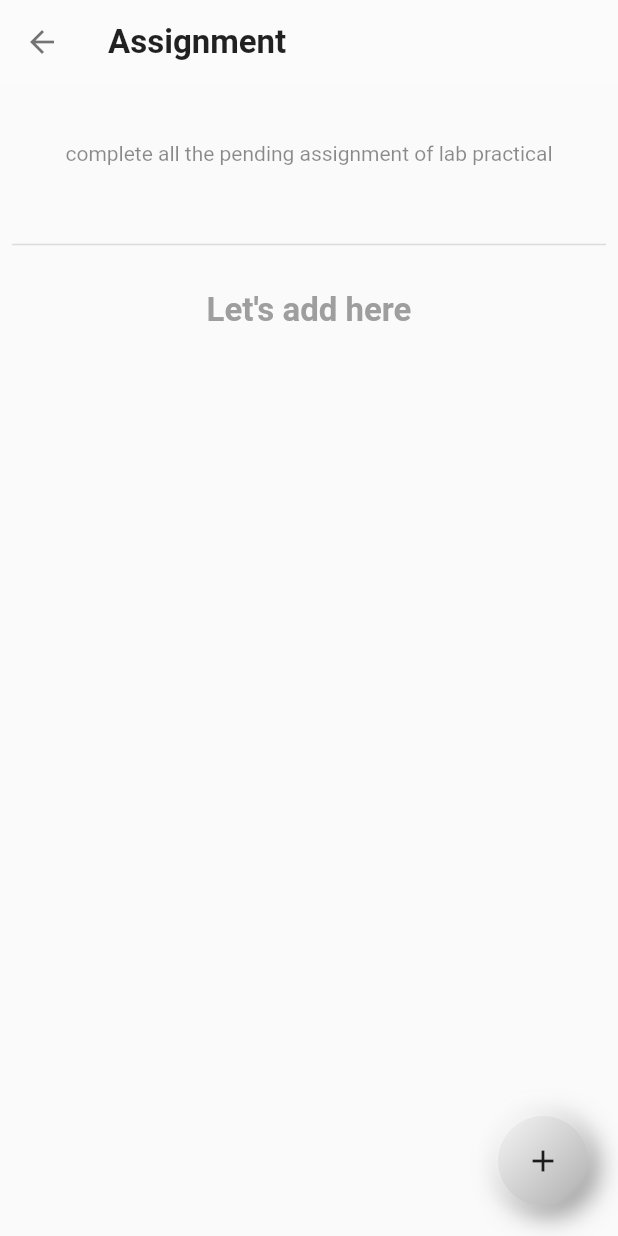
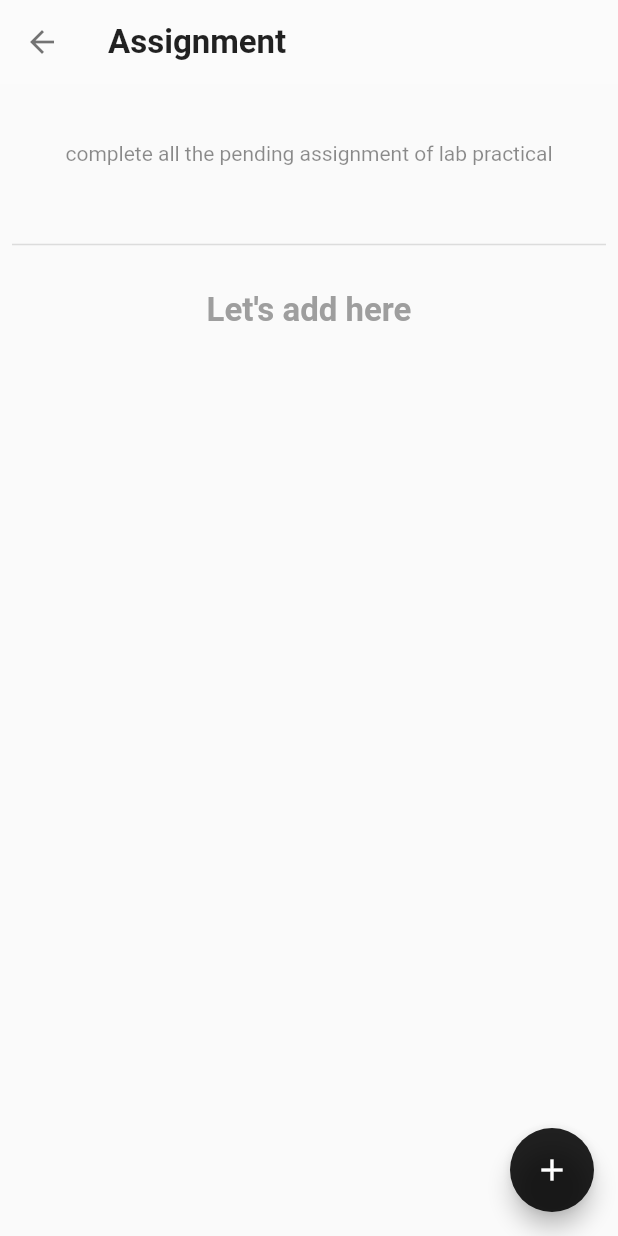
Before and after one commit to SaileshVerma/to-do-app, a Flutter app: the screen it shows after launch, after a tap on the "delete outline" icon, after a tap on "Assignment", on a phone screen of 412 x 824 dp. Run offline on Flutter 3.47's test engine with Material 2 defaults, Android fonts, the phone set to English and light mode, and no system bars; missing offline and left inert: dart:ffi.

```diff
--- a/lib/screens/homePageScreen.dart
+++ b/lib/screens/homePageScreen.dart
@@ -1,6 +1,5 @@
 import 'package:flutter/material.dart';
 import 'package:provider/provider.dart';
-import 'package:todo/widget/softButton.dart';
 
 import '../providers/taskProvider.dart';
 import '../widget/addEditTaskbox.dart';
@@ -78,9 +77,9 @@ class MyHomePage extends StatelessWidget {
             ),
           ],
         ),
-        floatingActionButton: SoftButton(
-          color: Colors.black87,
-          func: () {
+        floatingActionButton: FloatingActionButton(
+          backgroundColor: Colors.black87,
+          onPressed: () {
             showDialog(
               context: context,
               builder: (context) => Container(
@@ -90,7 +89,7 @@ class MyHomePage extends StatelessWidget {
               ),
             );
           },
-          icon: const Icon(
+          child: const Icon(
             Icons.add,
           ),
         ),
--- a/lib/screens/taskDetailScreen.dart
+++ b/lib/screens/taskDetailScreen.dart
@@ -1,7 +1,7 @@
 import 'package:flutter/material.dart';
 import 'package:provider/provider.dart';
-import 'package:todo/widget/emptyScreenText.dart';
-import 'package:todo/widget/softButton.dart';
+import '../widget/emptyScreenText.dart';
+
 import '../providers/taskProvider.dart';
 
 import '../widget/addSubTask.dart';
@@ -121,15 +121,15 @@ class TaskDetailScreen extends StatelessWidget {
           ],
         ),
       ),
-      floatingActionButton: SoftButton(
-        color: Colors.grey,
-        func: () => showDialog(
+      floatingActionButton: FloatingActionButton(
+        backgroundColor: Colors.black87,
+        onPressed: () => showDialog(
           context: context,
           builder: (context) => AddSubTask(
             itemId: id,
           ),
         ),
-        icon: const Icon(
+        child: const Icon(
           Icons.add,
         ),
       ),
--- a/lib/screens/taskListScreen.dart
+++ b/lib/screens/taskListScreen.dart
@@ -1,11 +1,15 @@
+import 'dart:ffi';
+
 import 'package:flutter/material.dart';
-import 'package:todo/widget/softButton.dart';
+import 'package:provider/provider.dart';
+import 'package:todo/providers/taskProvider.dart';
 
 import '../models/taskmodel.dart';
 import '../widget/emptyScreenText.dart';
 import '../widget/taskGrid.dart';
 
 class TaskListScreen extends StatelessWidget {
+  final listkey = GlobalKey<AnimatedListState>();
   final List<TaskModel> taskDataList;
   final String emptyDisplayText;
   TaskListScreen({
@@ -20,17 +24,13 @@ class TaskListScreen extends StatelessWidget {
         padding: const EdgeInsets.all(8.0),
         child: taskDataList.isEmpty
             ? EmptyScreenText(emptyDisplayText)
-            : Expanded(
-                child: ListView.builder(
-                  itemCount: taskDataList.length,
-                  // gridDelegate: SliverGridDelegateWithFixedCrossAxisCount(
-                  //   crossAxisCount: 2,
-                  //   crossAxisSpacing: 11,
-                  //   mainAxisSpacing: 11,
-                  // ),
-                  itemBuilder: (ctx, i) => TaskGrid(
-                    id: taskDataList[i].id,
-                  ),
+            : AnimatedList(
+                key: listkey,
+                physics: BouncingScrollPhysics(
+                    parent: AlwaysScrollableScrollPhysics()),
+                initialItemCount: taskDataList.length,
+                itemBuilder: (ctx, i, animation) => TaskGrid(
+                  id: taskDataList[i].id,
                 ),
               ),
       ),
```
Also changed, not shown: lib/widget/taskGrid.dart (+7 -36 lines).
